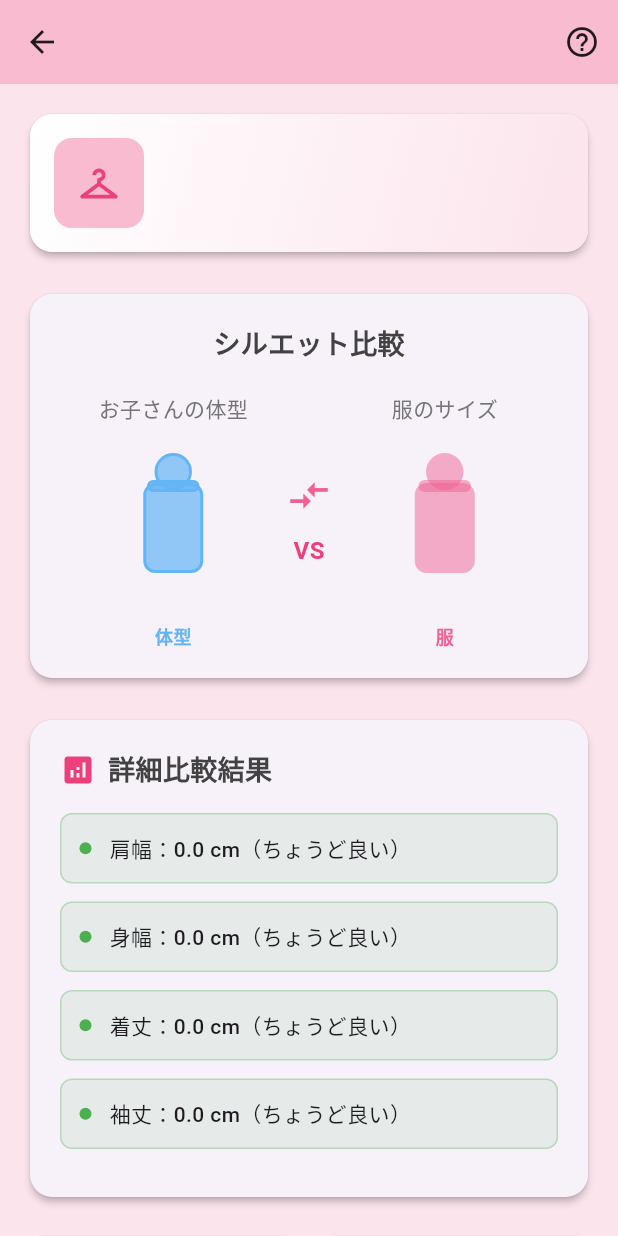
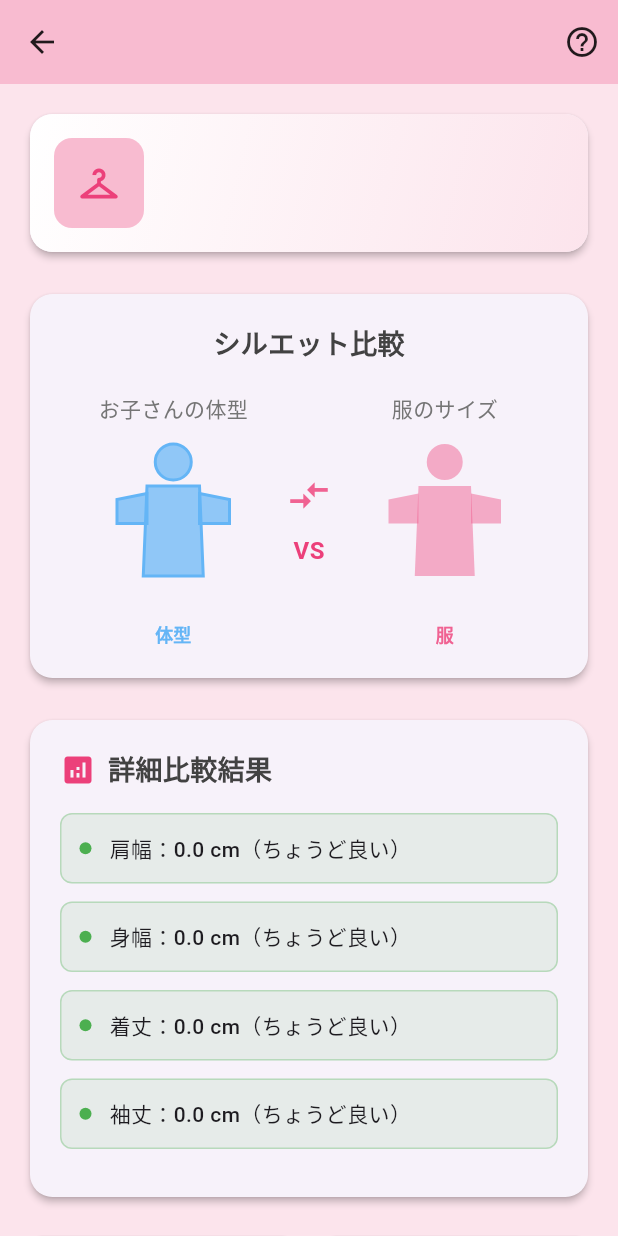
Before and after one commit to N-plus/Pitta, a Flutter app: the ComparisonPage screen opened directly with empty values, on a phone screen of 412 x 824 dp. Run offline on Flutter 3.47's test engine with Material 3 defaults, Android fonts, the phone set to English and light mode, and no system bars; accounts and stored records are empty.

Commit message:
Improve silhouette rendering for accurate body and clothing shapes

```diff
--- a/lib/screens/comparison_page.dart
+++ b/lib/screens/comparison_page.dart
@@ -91,73 +91,20 @@ class _ComparisonPageState extends State<ComparisonPage>
     final shoulderWidth = sizes['肩幅']! * 2;
     final bodyWidth = sizes['身幅']! * 2;
     final bodyHeight = sizes['着丈']! * 1.5;
+    final sleeveLength = sizes['袖丈']! * 2;
 
     return SizedBox(
       width: 120,
       height: 140,
-      child: Stack(
-        alignment: Alignment.center,
-        children: [
-          Positioned(
-            top: 30,
-            child: Container(
-              width: bodyWidth.clamp(40, 80),
-              height: bodyHeight.clamp(60, 100),
-              decoration: BoxDecoration(
-                color: color.withOpacity(isChild ? 0.7 : 0.5),
-                borderRadius: BorderRadius.circular(8),
-                border: Border.all(
-                  color: color,
-                  width: isChild ? 2 : 1,
-                  style: isChild ? BorderStyle.solid : BorderStyle.none,
-                ),
-              ),
-            ),
-          ),
-          Positioned(
-            top: 10,
-            child: Container(
-              width: 25,
-              height: 25,
-              decoration: BoxDecoration(
-                color: color.withOpacity(isChild ? 0.7 : 0.5),
-                shape: BoxShape.circle,
-                border: Border.all(
-                  color: color,
-                  width: isChild ? 2 : 1,
-                  style: isChild ? BorderStyle.solid : BorderStyle.none,
-                ),
-              ),
-            ),
-          ),
-          Positioned(
-            top: 28,
-            child: Container(
-              width: shoulderWidth.clamp(35, 70),
-              height: 8,
-              decoration: BoxDecoration(
-                color: color.withOpacity(isChild ? 0.7 : 0.5),
-                borderRadius: BorderRadius.circular(4),
-                border: Border.all(
-                  color: color,
-                  width: isChild ? 2 : 1,
-                  style: isChild ? BorderStyle.solid : BorderStyle.none,
-                ),
-              ),
-            ),
-          ),
-          Positioned(
-            bottom: 0,
-            child: Text(
-              isChild ? '体型' : '服',
-              style: TextStyle(
-                fontSize: 12,
-                color: color,
-                fontWeight: FontWeight.bold,
-              ),
-            ),
-          ),
-        ],
+      child: CustomPaint(
+        painter: _SilhouettePainter(
+          shoulderWidth: shoulderWidth.clamp(35, 70),
+          bodyWidth: bodyWidth.clamp(40, 80),
+          bodyHeight: bodyHeight.clamp(60, 100),
+          sleeveLength: sleeveLength.clamp(20, 60),
+          color: color,
+          isChild: isChild,
+        ),
       ),
     );
   }
@@ -487,3 +434,112 @@ class _ComparisonPageState extends State<ComparisonPage>
     );
   }
 }
+
+class _SilhouettePainter extends CustomPainter {
+  const _SilhouettePainter({
+    required this.shoulderWidth,
+    required this.bodyWidth,
+    required this.bodyHeight,
+    required this.sleeveLength,
+    required this.color,
+    required this.isChild,
+  });
+
+  final double shoulderWidth;
+  final double bodyWidth;
+  final double bodyHeight;
+  final double sleeveLength;
+  final Color color;
+  final bool isChild;
+
+  @override
+  void paint(Canvas canvas, Size size) {
+    final fillPaint = Paint()
+      ..color = color.withOpacity(isChild ? 0.7 : 0.5)
+      ..style = PaintingStyle.fill;
+    final strokePaint = Paint()
+      ..color = color
+      ..style = PaintingStyle.stroke
+      ..strokeWidth = isChild ? 2 : 1;
+
+    // Head
+    final headRadius = 12.0;
+    final headCenter = Offset(size.width / 2, headRadius + 4);
+    canvas.drawCircle(headCenter, headRadius, fillPaint);
+    if (isChild) {
+      canvas.drawCircle(headCenter, headRadius, strokePaint);
+    }
+
+    // Torso
+    final topY = headCenter.dy + headRadius + 4;
+    final bottomY = topY + bodyHeight;
+    final topLeft = Offset((size.width - shoulderWidth) / 2, topY);
+    final topRight = Offset((size.width + shoulderWidth) / 2, topY);
+    final bottomLeft = Offset((size.width - bodyWidth) / 2, bottomY);
+    final bottomRight = Offset((size.width + bodyWidth) / 2, bottomY);
+
+    final bodyPath = Path()
+      ..moveTo(topLeft.dx, topLeft.dy)
+      ..lineTo(topRight.dx, topRight.dy)
+      ..lineTo(bottomRight.dx, bottomRight.dy)
+      ..lineTo(bottomLeft.dx, bottomLeft.dy)
+      ..close();
+
+    canvas.drawPath(bodyPath, fillPaint);
+    if (isChild) {
+      canvas.drawPath(bodyPath, strokePaint);
+    }
+
+    // Arms/sleeves
+    final armTopY = topY + 5;
+    final armBottomY = armTopY + sleeveLength;
+
+    final leftArm = Path()
+      ..moveTo(topLeft.dx, armTopY)
+      ..lineTo(topLeft.dx - sleeveLength, armTopY + sleeveLength * 0.2)
+      ..lineTo(topLeft.dx - sleeveLength, armBottomY)
+      ..lineTo(topLeft.dx, armBottomY)
+      ..close();
+
+    final rightArm = Path()
+      ..moveTo(topRight.dx, armTopY)
+      ..lineTo(topRight.dx + sleeveLength, armTopY + sleeveLength * 0.2)
+      ..lineTo(topRight.dx + sleeveLength, armBottomY)
+      ..lineTo(topRight.dx, armBottomY)
+      ..close();
+
+    canvas.drawPath(leftArm, fillPaint);
+    canvas.drawPath(rightArm, fillPaint);
+    if (isChild) {
+      canvas.drawPath(leftArm, strokePaint);
+      canvas.drawPath(rightArm, strokePaint);
+    }
+
+    // Label
+    final textPainter = TextPainter(
+      text: TextSpan(
+        text: isChild ? '体型' : '服',
+        style: TextStyle(
+          fontSize: 12,
+          color: color,
+          fontWeight: FontWeight.bold,
+        ),
+      ),
+      textDirection: TextDirection.ltr,
+    )..layout();
+    textPainter.paint(
+      canvas,
+      Offset((size.width - textPainter.width) / 2, size.height - textPainter.height),
+    );
+  }
+
+  @override
+  bool shouldRepaint(covariant _SilhouettePainter oldDelegate) {
+    return shoulderWidth != oldDelegate.shoulderWidth ||
+        bodyWidth != oldDelegate.bodyWidth ||
+        bodyHeight != oldDelegate.bodyHeight ||
+        sleeveLength != oldDelegate.sleeveLength ||
+        color != oldDelegate.color ||
+        isChild != oldDelegate.isChild;
+  }
+}
```
